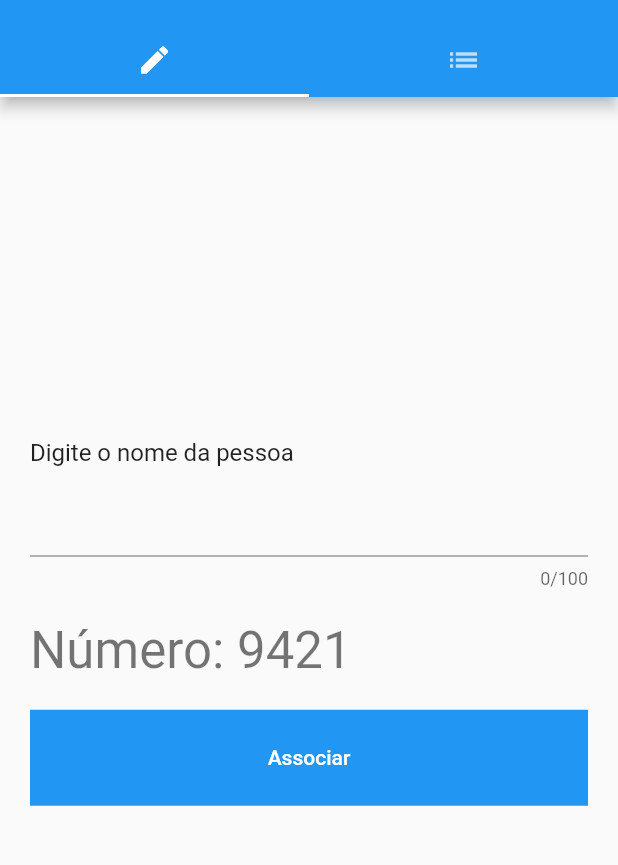
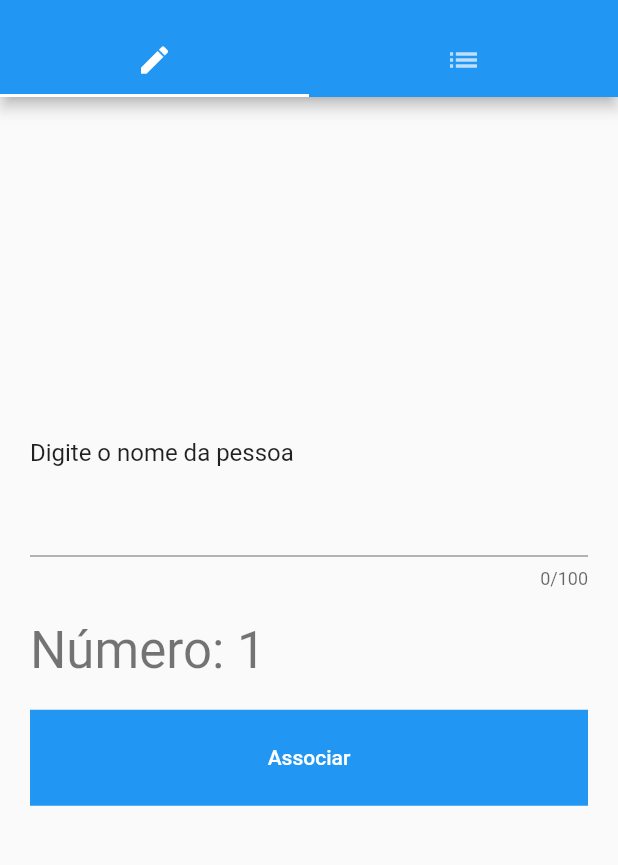
Before and after one commit to pedropapa/rifa-facil, a Flutter app: the screen it shows after launch, on a phone screen of 412 x 824 dp, the part 59-924 px from its top. Run offline on Flutter 3.47's test engine with Material 2 defaults, Android fonts, the phone set to English and light mode, and no system bars; our stand-ins replace csv, localstorage, share.

```diff
--- a/lib/main.dart
+++ b/lib/main.dart
@@ -1,5 +1,4 @@
 import 'dart:io';
-import 'dart:math';
 
 import 'package:csv/csv.dart';
 import 'package:flutter/material.dart';
@@ -101,7 +100,7 @@ class _MyHomePageState extends State<MyHomePage> {
 
   void proximoNumero() {
     setState(() {
-      numeroAtual = numerosRifa[Random().nextInt(numerosRifa.length)];
+      numeroAtual = numerosRifa[0];
     });
   }
 
@@ -144,6 +143,22 @@ class _MyHomePageState extends State<MyHomePage> {
             _buildLista(),
           ]),
         ));
+  }
+
+  List listaNomes() {
+    if (bancoAssociados == null) {
+      return new List<dynamic>();
+    }
+
+    var lista = bancoAssociados.values.toList();
+    lista.sort((nomeA, nomeB) => nomeA.compareTo(nomeB));
+
+    return lista;
+  }
+
+  String obterNome(int numero) {
+    return bancoAssociados.keys
+        .firstWhere((element) => bancoAssociados[element] == numero);
   }
 
   Widget _buildLista() {
@@ -193,11 +208,11 @@ class _MyHomePageState extends State<MyHomePage> {
                     Table(
                       children: [
                         if (bancoAssociados != null)
-                          for (var x in bancoAssociados.keys)
+                          for (var x in listaNomes())
                             TableRow(children: [
                               TableCell(
                                   child: Container(
-                                      color: (bancoAssociados[x] % 2 == 0)
+                                      color: (x % 2 == 0)
                                           ? Colors.grey
                                           : Colors.white,
                                       child: Row(
@@ -206,16 +221,16 @@ class _MyHomePageState extends State<MyHomePage> {
                                           children: [
                                             SizedBox(
                                               width: 120.0,
-                                              child: Text(x),
+                                              child: Text(obterNome(x)),
                                             ),
-                                            Text(bancoAssociados[x].toString()),
+                                            Text(x.toString()),
                                             FlatButton(
                                               onPressed: () async {
                                                 setState(() {
                                                   numerosRifa
-                                                      .add(bancoAssociados[x]);
+                                                      .add(x);
 
-                                                  bancoAssociados.remove(x);
+                                                  bancoAssociados.remove(obterNome(x));
                                                   associados.setItem(
                                                       'lista', bancoAssociados);
 
```
Also changed, not shown: 3 other files.
